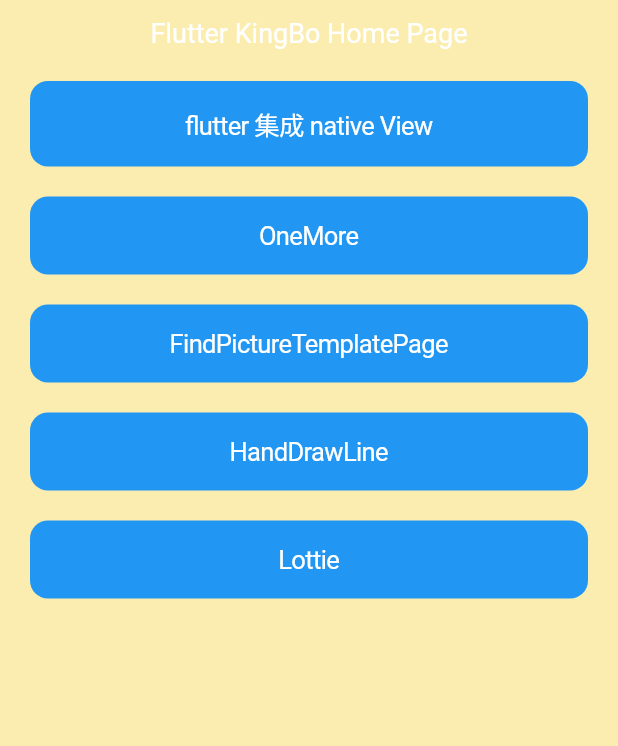
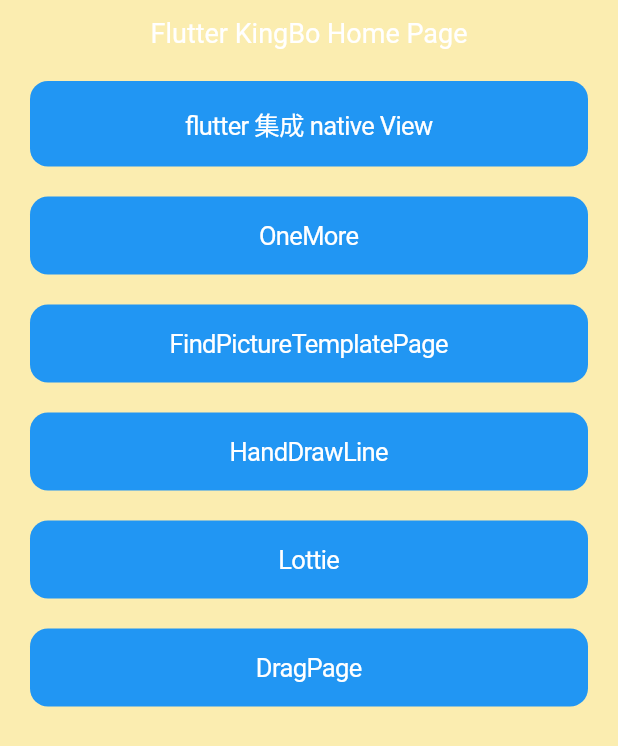
Before and after one commit to KingBo0259/hi_flutter_app, a Flutter app: the screen it shows after launch, on a phone screen of 412 x 824 dp. Shown: the top 746 px of the screen. Run offline on Flutter 3.47's test engine with Material 2 defaults, Android fonts, the phone set to English and light mode, and no system bars; our stand-ins replace flip_card; missing offline and left inert: flutter_lottie.

Commit message:
[ADD] add drag page

```diff
--- /dev/null
+++ b/lib/src/pages/Course/drag/drag_page.dart
@@ -0,0 +1,20 @@
+import 'package:flutter/material.dart';
+import 'package:flutter/cupertino.dart';
+
+
+class DragPage extends StatefulWidget {
+  @override
+  createState() => _DragPage();
+}
+
+class _DragPage extends State<DragPage>{
+
+  @override
+  Widget build(BuildContext context) {
+    // TODO: implement build
+    return CupertinoPageScaffold(
+        navigationBar: CupertinoNavigationBar(middle: Text("Drag Demo"),),
+        child: Text("Drag Demo")
+    );
+  }
+}
--- a/lib/src/pages/home_page.dart
+++ b/lib/src/pages/home_page.dart
@@ -11,9 +11,26 @@
 }
 
 class _MyHomePageState extends State<MyHomePage> {
+  final Map<String, String> mapTitle = {
+    "flutter 集成 native View": "platform_view",
+    "OneMore": "oneMore",
+    "FindPictureTemplatePage": "FindPictureTemplatePage",
+    "HandDrawLine": "HandWritePage",
+    "Lottie": "myLottie_page"
+  };
+
+  final List<Map<String, String>> myTitleList = [
+    {"title": "flutter 集成 native View", "router": "platform_view"},
+    {"title": "OneMore", "router": "oneMore"},
+    {"title": "FindPictureTemplatePage", "router": "FindPictureTemplatePage"},
+    {"title": "HandDrawLine", "router": "HandWritePage"},
+    {"title": "Lottie", "router": "myLottie_page"},
+    {"title": "DragPage", "router": "drag_page"}
+  ];
 
   var _counter = 1;
-  void _incrementCounter(){
+
+  void _incrementCounter() {
     setState(() {
       _counter++;
     });
@@ -26,78 +43,21 @@
         ),
         child: Center(
           child: Column(
-            children: <Widget>[
-              Row(
+              children: myTitleList.map((item) {
+            return Row(
               children: <Widget>[
                 Expanded(
                     child: Padding(
                   padding: EdgeInsets.fromLTRB(20, 10, 20, 10),
                   child: CupertinoButton.filled(
-                        child: Text("flutter 集成 native View"),
+                      child: Text(item["title"]),
                       onPressed: () {
-                          Navigator.pushNamed(context, "platform_view");
+                        Navigator.pushNamed(context, item["router"]);
                       }),
                 ))
               ],
-              ),
-              Row(
-                children: <Widget>[
-                  Expanded(
-                      child: Padding(
-                    padding: EdgeInsets.fromLTRB(20, 10, 20, 10),
-                    child: CupertinoButton.filled(
-                        child: Text("OneMore"),
-                        onPressed: () {
-                          Navigator.pushNamed(context, "oneMore");
-                        }),
-                  )),
-                ],
-              ),
-              Row(
-                children: <Widget>[
-                  Expanded(
-                      child: Padding(
-                    padding: EdgeInsets.fromLTRB(20, 10, 20, 10),
-                    child: CupertinoButton.filled(
-                        child: Text("FindPictureTemplatePage"),
-                        onPressed: () {
-                          Navigator.pushNamed(
-                              context, "FindPictureTemplatePage");
-                        }),
-                  ))
-                ],
-              ),
-              Row(
-                children: <Widget>[
-                  Expanded(
-                      child: Padding(
-                        padding: EdgeInsets.fromLTRB(20, 10, 20, 10),
-                        child: CupertinoButton.filled(
-                            child: Text("HandDrawLine"),
-                            onPressed: () {
-                              Navigator.pushNamed(
-                                  context, "HandWritePage");
-                            }),
-                      ))
-                ],
-              ),
-              Row(
-                children: <Widget>[
-                  Expanded(
-                      child: Padding(
-                        padding: EdgeInsets.fromLTRB(20, 10, 20, 10),
-                        child: CupertinoButton.filled(
-                            child: Text("Lottie"),
-                            onPressed: () {
-                              Navigator.pushNamed(
-                                  context, "myLottie_page");
-                            }),
-                      ))
-                ],
-              ),
-
-            ],
-          ),
+            );
+          }).toList()),
         ));
   }
 
--- a/lib/src/router/router.dart
+++ b/lib/src/router/router.dart
@@ -4,6 +4,7 @@
 import 'package:hi_flutter_app/src/pages/Course/find_picture_template/find_picture_template_page.dart';
 import '../pages/Course/write/hand_write_page.dart';
 import '../pages/Course/lottie/lottie_demo_page.dart';
+import '../pages/Course/drag/drag_page.dart';
 
 class Router {
   //全局路由管理， 由于设置了 home ，我们这里不能设置 "/" 默认路由
@@ -12,6 +13,7 @@
     "oneMore":(_) => OneMorePage(),
     "FindPictureTemplatePage":(_) => FindPictureTemplatePage(),
     "HandWritePage": (_)=> HandWritePage(),
-    "myLottie_page":(_)=> LottieDemoPage()
+    "myLottie_page":(_)=> LottieDemoPage(),
+    "drag_page" :(_)=> DragPage()
   };
 }
```
Lines whose indentation alone changed are shown as unchanged.
